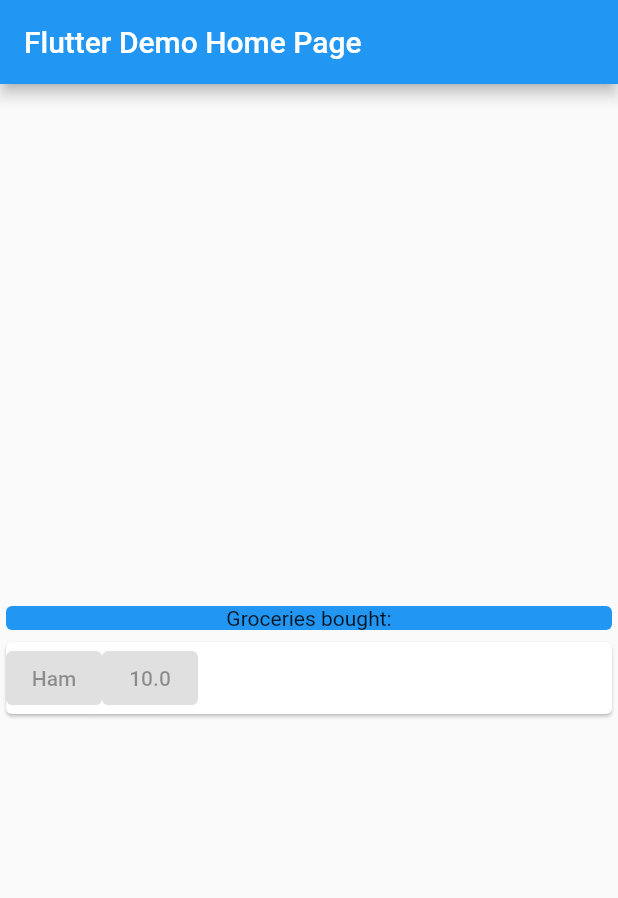
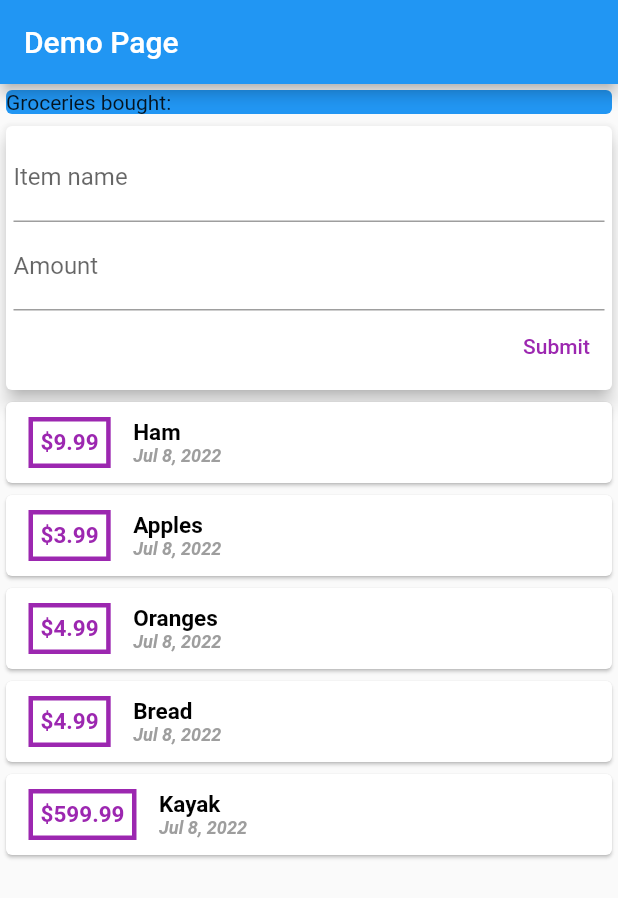
Before and after one commit to philippe-heitzmann/personal_expenses_app, a Flutter app: the screen it shows after launch, on a phone screen of 412 x 824 dp. Shown: the top 898 px of the screen. Run offline on Flutter 3.47's test engine with Material 2 defaults, Android fonts, the phone set to English and light mode, and no system bars.

Commit message:
updated transaction card widget

```diff
--- a/lib/main.dart
+++ b/lib/main.dart
@@ -1,7 +1,7 @@
 import 'package:flutter/material.dart';
 import 'package:personal_expenses_app/transaction_wrapper.dart';
 
-import './transaction.dart';
+import 'models/transaction.dart';
 import './transaction_card.dart';
 
 void main() {
@@ -28,78 +28,76 @@ class MyApp extends StatelessWidget {
         // is not restarted.
         primarySwatch: Colors.blue,
       ),
-      home: const MyHomePage(title: 'Flutter Demo Home Page'),
+      home: MyHomePage(),
     );
   }
 }
 
 class MyHomePage extends StatefulWidget {
-  const MyHomePage({Key? key, required this.title}) : super(key: key);
-
-  // This widget is the home page of your application. It is stateful, meaning
-  // that it has a State object (defined below) that contains fields that affect
-  // how it looks.
-
-  // This class is the configuration for the state. It holds the values (in this
-  // case the title) provided by the parent (in this case the App widget) and
-  // used by the build method of the State. Fields in a Widget subclass are
-  // always marked "final".
-
-  final String title;
-
   @override
   State<MyHomePage> createState() => _MyHomePageState();
 }
 
 class _MyHomePageState extends State<MyHomePage> {
-  int _counter = 0;
+  // const MyHomePage({Key? key}) : super(key: key);
+  final titleController = TextEditingController();
+
+  final amountController = TextEditingController();
+
+  String itemNameInput = '';
+
+  String amountInput = '';
 
   final List<Transaction> transactions = [
     Transaction(
       id: '001',
       itemName: 'Ham',
-      amount: 10.0,
+      amount: 9.99,
       category: 'Grocery',
       datetime: DateTime.now(),
     ),
     Transaction(
       id: '002',
       itemName: 'Apples',
-      amount: 4.0,
+      amount: 3.99,
       category: 'Grocery',
       datetime: DateTime.now(),
     ),
     Transaction(
       id: '003',
       itemName: 'Oranges',
-      amount: 5.0,
+      amount: 4.99,
       category: 'Grocery',
       datetime: DateTime.now(),
     ),
     Transaction(
       id: '004',
       itemName: 'Bread',
-      amount: 5.0,
+      amount: 4.99,
       category: 'Grocery',
       datetime: DateTime.now(),
     ),
     Transaction(
       id: '005',
       itemName: 'Kayak',
-      amount: 599.0,
+      amount: 599.99,
       category: 'Sports',
       datetime: DateTime.now(),
     ),
   ];
 
-  // final List<Map<String, <String, double>>> transactionsList = [
-  //   {'id': '001', 'itemName': 'Ham', 'amount': 10.0, 'category': 'Grocery'},
-  //   {'id': '002', 'itemName': 'Apples', 'amount': 4.0, 'category': 'Grocery'},
-  //   {'id': '003', 'itemName': 'Oranges', 'amount': 5.0, 'category': 'Grocery'},
-  //   {'id': '004', 'itemName': 'Bread', 'amount': 5.0, 'category': 'Grocery'},
-  //   {'id': '005', 'itemName': 'Kayak', 'amount': 599.0, 'category': 'Sports'},
-  // ];
+  void createTxn(itemName, amount, datetime) {
+    setState(() {
+      transactions.add(Transaction(
+          id: '999',
+          itemName: itemName,
+          amount: amount,
+          category: 'Misc',
+          datetime: datetime));
+    });
+  }
 
+  // @override
   @override
   Widget build(BuildContext context) {
     // This method is rerun every time setState is called, for instance as done
@@ -112,28 +110,73 @@ class _MyHomePageState extends State<MyHomePage> {
       appBar: AppBar(
         // Here we take the value from the MyHomePage object that was created by
         // the App.build method, and use it to set our appbar title.
-        title: Text(widget.title),
+        title: Text('Demo Page'),
       ),
       body: Column(
-        mainAxisAlignment: MainAxisAlignment.center,
-        crossAxisAlignment: CrossAxisAlignment.center,
+        mainAxisAlignment: MainAxisAlignment.start,
+        crossAxisAlignment: CrossAxisAlignment.start,
         children: <Widget>[
           Card(
             color: Colors.blue,
+            elevation: 0,
             child: Column(
+              crossAxisAlignment: CrossAxisAlignment.start,
+              mainAxisAlignment: MainAxisAlignment.start,
               children: [
                 Container(
                   width: double.infinity,
-                  child: Center(child: Text('Groceries bought:')),
+                  child: Text('Groceries bought:'),
                 ),
               ],
-              mainAxisAlignment: MainAxisAlignment.start,
             ),
-            elevation: 0,
           ),
-          TransactionCard(
-            transaction: transactions[0],
-          )
+          Card(
+            elevation: 5,
+            child: Container(
+                padding: EdgeInsets.all(5),
+                child: Column(
+                  children: [
+                    TextField(
+                      decoration: InputDecoration(labelText: 'Item name'),
+                      controller: titleController,
+                      // onChanged: (val) => itemNameInput = val,
+                    ),
+                    TextField(
+                      decoration: InputDecoration(labelText: 'Amount'),
+                      controller: amountController,
+                      // onChanged: (val) => amountInput = val,
+                    ),
+                    Row(
+                      mainAxisAlignment: MainAxisAlignment.end,
+                      children: [
+                        TextButton(
+                            // style: ButtonStyle(backgroundColor: Colors.purple),
+                            onPressed: () {
+                              createTxn(
+                                  titleController.text,
+                                  double.parse(amountController.text),
+                                  DateTime.now());
+                            },
+                            child: Container(
+                              child: Text(
+                                'Submit',
+                                style: TextStyle(color: Colors.purple),
+                              ),
+                            )),
+                      ],
+                    ),
+                  ],
+                )),
+          ),
+          TransactionWrapper(transactionsList: transactions),
+          // TransactionCard(
+          //   transaction: transactions[0],
+          // ),
+          // TransactionCard(
+          //   transaction: transactions[1],
+          // ),
+          // TransactionCard(
+          //   transaction: transactions[2],
         ],
       ),
     );
--- a/lib/transaction_card.dart
+++ b/lib/transaction_card.dart
@@ -1,6 +1,7 @@
 import 'package:flutter/material.dart';
+import 'package:intl/intl.dart';
 
-import './transaction.dart';
+import 'models/transaction.dart';
 
 class TransactionCard extends StatelessWidget {
   // const TransactionCard({Key? key}) : super(key: key);
@@ -13,14 +14,51 @@ class TransactionCard extends StatelessWidget {
   Widget build(BuildContext context) {
     return Card(
       child: Row(
-        children: [
-          ElevatedButton(onPressed: null, child: Text(transaction.itemName)),
-          ElevatedButton(
-            onPressed: null,
-            child: Text(transaction.amount.toString()),
+        mainAxisAlignment: MainAxisAlignment.start,
+        children: <Widget>[
+          Container(
+            margin: EdgeInsets.symmetric(vertical: 10, horizontal: 15),
+            decoration: BoxDecoration(
+                border: Border.all(
+              style: BorderStyle.solid,
+              color: Colors.purple,
+              width: 3.0,
+            )),
+            padding: const EdgeInsets.all(5),
+            child: Text(
+              '\$${transaction.amount.toString()}',
+              style: const TextStyle(
+                  fontWeight: FontWeight.bold,
+                  fontSize: 15,
+                  color: Colors.purple),
+            ),
           ),
+          Column(
+              mainAxisAlignment: MainAxisAlignment.start,
+              crossAxisAlignment: CrossAxisAlignment.start,
+              children: [
+                Container(
+                  child: Text(
+                    transaction.itemName,
+                    style: const TextStyle(
+                        fontWeight: FontWeight.bold,
+                        color: Colors.black,
+                        fontSize: 15),
+                  ),
+                ),
+                Container(
+                  child: Text(
+                    DateFormat.yMMMd().format(transaction.datetime),
+                    style: const TextStyle(
+                      fontWeight: FontWeight.bold,
+                      fontStyle: FontStyle.italic,
+                      color: Colors.grey,
+                      fontSize: 12,
+                    ),
+                  ),
+                )
+              ]),
         ],
-        mainAxisAlignment: MainAxisAlignment.start,
       ),
     );
   }
--- a/lib/transaction_wrapper.dart
+++ b/lib/transaction_wrapper.dart
@@ -1,50 +1,23 @@
 import 'package:flutter/material.dart';
 import 'package:flutter/src/foundation/key.dart';
 import 'package:flutter/src/widgets/framework.dart';
+import 'package:personal_expenses_app/transaction_card.dart';
 
-import './transaction.dart';
+import './transaction_card.dart';
+import 'models/transaction.dart';
 
 class TransactionWrapper extends StatelessWidget {
-  // const Quiz({Key? key}) : super(key: key);
-  // final List<Object> transactions;
-  // Quiz(this._answerQuestion, this.questions, this._questionIndex);
-
   TransactionWrapper({required this.transactionsList});
 
   final List<Transaction> transactionsList;
-  // final List<Map<String, String>> transactionsList;
 
   @override
   Widget build(BuildContext context) {
     return Column(
       children: <Widget>[
         ...(transactionsList).map((transaction) {
-          return Row(
-            children: [
-              Container(
-                child: Text(transaction.itemName),
-              ),
-              Container(
-                child: Text(transaction.category),
-              ),
-              // Container(
-              //   child: Text(transaction.datetime),
-              // ),
-              // Container(
-              //   child: Text(transaction.itemName),
-              // ),
-            ],
-            mainAxisAlignment: MainAxisAlignment.spaceEvenly,
-          );
-          // return Transaction(
-          //   id: (transaction['id'] as String),
-          //   itemName: (transaction['itemName'] as String),
-          //   amount: (transaction['amount'] as double),
-          //   category: (transaction['category'] as String),
-          //   datetime: (transaction['date'] as DateTime)
-          // );
-        }), //.toList(),
-        // RaisedButton(onPressed: null, child: Text('Answer 1')),
+          return TransactionCard(transaction: transaction);
+        })
       ],
     );
   }
--- a/pubspec.yaml
+++ b/pubspec.yaml
@@ -18,7 +18,7 @@ publish_to: 'none' # Remove this line if you wish to publish to pub.dev
 version: 1.0.0+1
 
 environment:
-  sdk: ">=2.17.3 <3.0.0"
+  sdk: ">=2.12.3 <3.0.0"
 
 # Dependencies specify other packages that your package needs in order to work.
 # To automatically upgrade your package dependencies to the latest versions
@@ -29,6 +29,7 @@ environment:
 dependencies:
   flutter:
     sdk: flutter
+  intl: ^0.17.0
 
 
   # The following adds the Cupertino Icons font to your application.
```
Also changed, not shown: lib/models/transaction.dart (renamed from lib/transaction.dart), lib/widgets/new_transaction.dart (added), lib/widgets/user_transaction.dart (added), pubspec.lock.
